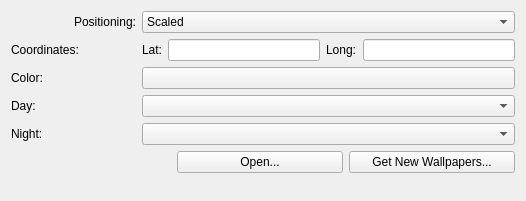
The window that day-and-night/contents/ui/config.ui (lmiphay/pdamsten-plasmoids) describes before a commit, drawn with Qt 5.
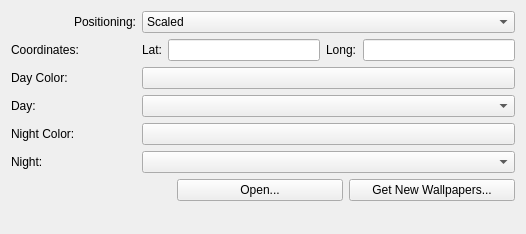
The same window after the commit. Custom widgets are drawn as their Qt base class.

Commit message: Support own colors for day and night

Diff of the .ui file:
```diff
--- a/day-and-night/contents/ui/config.ui
+++ b/day-and-night/contents/ui/config.ui
@@ -7,7 +7,7 @@
     <x>0</x>
     <y>0</y>
     <width>526</width>
-    <height>201</height>
+    <height>234</height>
    </rect>
   </property>
   <property name="windowTitle">
@@ -145,7 +145,7 @@
         </sizepolicy>
        </property>
        <property name="text">
-        <string>Color:</string>
+        <string>Day Color:</string>
        </property>
        <property name="buddy">
         <cstring>colorButton</cstring>
@@ -181,7 +181,7 @@
        </property>
       </widget>
      </item>
-     <item row="4" column="0">
+     <item row="6" column="0">
       <widget class="QLabel" name="nightLabel">
        <property name="sizePolicy">
         <sizepolicy hsizetype="Preferred" vsizetype="Expanding">
@@ -197,7 +197,7 @@
        </property>
       </widget>
      </item>
-     <item row="4" column="1">
+     <item row="6" column="1">
       <widget class="KComboBox" name="nightCombo">
        <property name="sizePolicy">
         <sizepolicy hsizetype="Expanding" vsizetype="Fixed">
@@ -207,6 +207,19 @@
        </property>
       </widget>
      </item>
+     <item row="5" column="0">
+      <widget class="QLabel" name="nightColorLabel">
+       <property name="text">
+        <string>Night Color:</string>
+       </property>
+       <property name="buddy">
+        <cstring>nightColorButton</cstring>
+       </property>
+      </widget>
+     </item>
+     <item row="5" column="1">
+      <widget class="KColorButton" name="nightColorButton"/>
+     </item>
     </layout>
    </item>
    <item>
```
Left out of the diff: 13 changed lines with no effect on the pictures. The commit also changes 1 other file.
